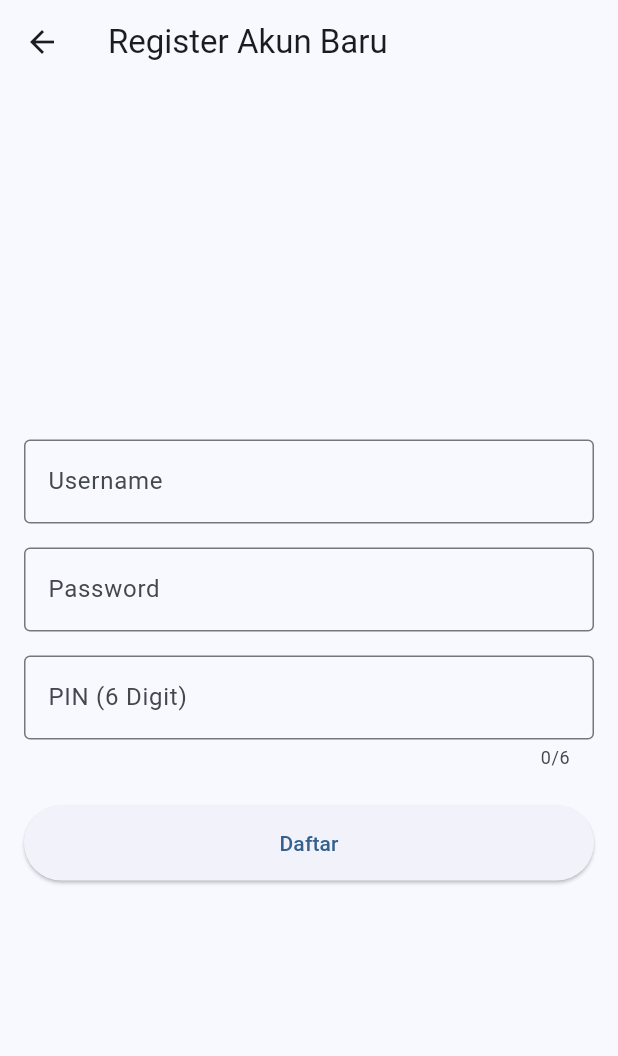
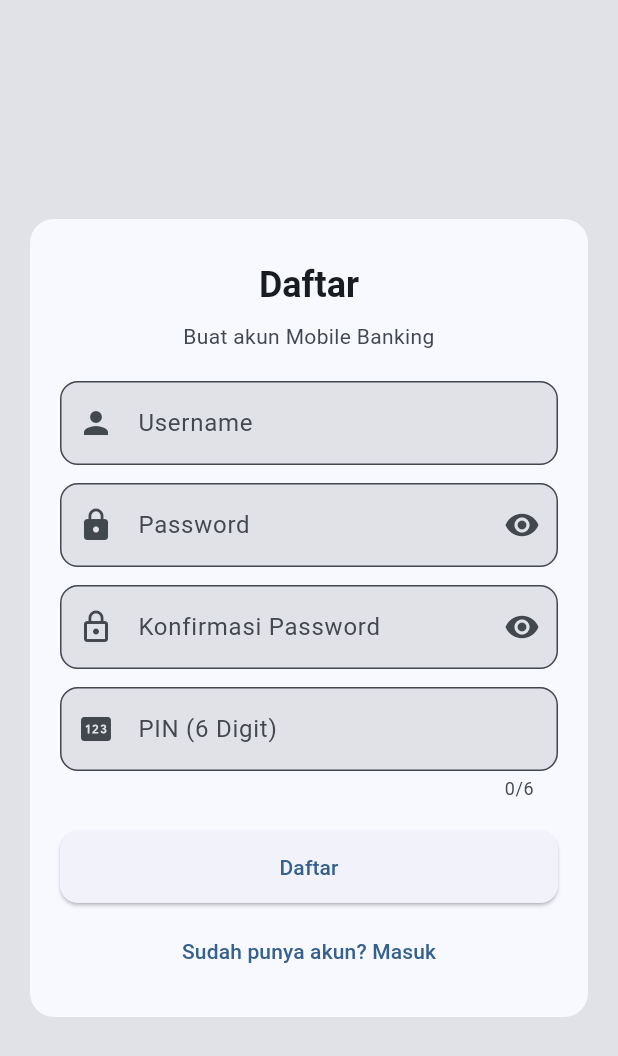
Before and after one commit to C240/mobile-programming-uts, a Flutter app: the screen it shows after launch, after a tap on "Login", after a tap on "Belum punya akun? Daftar di sini", on a phone screen of 412 x 824 dp. Shown: the top 1056 px of the screen. Run offline on Flutter 3.47's test engine with Material 3 defaults, Android fonts, the light colour scheme and no system bars; our stand-ins replace sqflite; accounts and stored records are empty.

Commit message:
Fix UI Login Register

```diff
--- a/lib/pages/login_page.dart
+++ b/lib/pages/login_page.dart
@@ -1,6 +1,9 @@
 import 'package:flutter/material.dart';
 import 'package:mobile_programming_uts/data/database_helper.dart';
 import 'package:mobile_programming_uts/models/user_model.dart';
+import 'package:mobile_programming_uts/widgets/auth_layout.dart';
+import 'package:mobile_programming_uts/widgets/auth_text_field.dart';
+import 'package:mobile_programming_uts/widgets/auth_primary_button.dart';
 
 class LoginPage extends StatefulWidget {
   const LoginPage({super.key});
@@ -38,24 +41,23 @@ class _LoginPageState extends State<LoginPage> {
   }
   @override
   Widget build(BuildContext context) {
+    final cs = Theme.of(context).colorScheme;
+    final borderRadius = BorderRadius.circular(12);
     return Scaffold(
-      appBar: AppBar(
-        title: const Text('Login Mobile Banking'),
-      ),
-      body: Padding(
-        padding: const EdgeInsets.all(16.0),
+      body: AuthLayout(
+        title: 'Masuk',
+        subtitle: 'Login Mobile Banking',
         child: Form(
           key: _formKey,
           child: Column(
-            mainAxisAlignment: MainAxisAlignment.center,
+            crossAxisAlignment: CrossAxisAlignment.stretch,
             children: [
-              TextFormField(
+              AuthTextField(
                 controller: _usernameController,
-                decoration: const InputDecoration(
-                  labelText: 'Username',
-                  border: OutlineInputBorder(),
-                  prefixIcon: Icon(Icons.person),
-                ),
+                label: 'Username',
+                icon: Icons.person,
+                textInputAction: TextInputAction.next,
+                autofillHints: const [AutofillHints.username],
                 validator: (value) {
                   if (value == null || value.isEmpty) {
                     return 'Username tidak boleh kosong';
@@ -63,15 +65,15 @@ class _LoginPageState extends State<LoginPage> {
                   return null;
                 },
               ),
-              const SizedBox(height: 16),
-              TextFormField(
+              const SizedBox(height: 12),
+              AuthTextField(
                 controller: _passwordController,
-                decoration: const InputDecoration(
-                  labelText: 'Password',
-                  border: OutlineInputBorder(),
-                  prefixIcon: Icon(Icons.lock),
-                ),
-                obscureText: true,
+                label: 'Password',
+                icon: Icons.lock,
+                obscure: true,
+                toggleObscure: true,
+                textInputAction: TextInputAction.done,
+                autofillHints: const [AutofillHints.password],
                 validator: (value) {
                   if (value == null || value.isEmpty) {
                     return 'Password tidak boleh kosong';
@@ -79,14 +81,9 @@ class _LoginPageState extends State<LoginPage> {
                   return null;
                 },
               ),
-              const SizedBox(height: 24),
-              ElevatedButton(
-                onPressed: _login,
-                style: ElevatedButton.styleFrom(
-                  minimumSize: const Size(double.infinity, 50),
-                ),
-                child: const Text('Login'),
-              ),
+              const SizedBox(height: 20),
+              AuthPrimaryButton(text: 'Login', onPressed: _login),
+              const SizedBox(height: 8),
               TextButton(
                 onPressed: () {
                   Navigator.pushNamed(context, '/register');
--- a/lib/pages/register_page.dart
+++ b/lib/pages/register_page.dart
@@ -1,5 +1,8 @@
 import 'package:flutter/material.dart';
 import 'package:mobile_programming_uts/data/database_helper.dart';
+import 'package:mobile_programming_uts/widgets/auth_layout.dart';
+import 'package:mobile_programming_uts/widgets/auth_text_field.dart';
+import 'package:mobile_programming_uts/widgets/auth_primary_button.dart';
 
 class RegisterPage extends StatefulWidget {
   const RegisterPage({super.key});
@@ -11,6 +14,7 @@ class RegisterPage extends StatefulWidget {
 class _RegisterPageState extends State<RegisterPage> {
   final _usernameController = TextEditingController();
   final _passwordController = TextEditingController();
+  final _confirmPasswordController = TextEditingController();
   final _pinController = TextEditingController();
   final _formKey = GlobalKey<FormState>();
 
@@ -40,23 +44,23 @@ class _RegisterPageState extends State<RegisterPage> {
 
   @override
   Widget build(BuildContext context) {
+    final cs = Theme.of(context).colorScheme;
+    final borderRadius = BorderRadius.circular(12);
     return Scaffold(
-      appBar: AppBar(
-        title: const Text('Register Akun Baru'),
-      ),
-      body: Padding(
-        padding: const EdgeInsets.all(16.0),
+      body: AuthLayout(
+        title: 'Daftar',
+        subtitle: 'Buat akun Mobile Banking',
         child: Form(
           key: _formKey,
           child: Column(
-            mainAxisAlignment: MainAxisAlignment.center,
+            crossAxisAlignment: CrossAxisAlignment.stretch,
             children: [
-              TextFormField(
+              AuthTextField(
                 controller: _usernameController,
-                decoration: const InputDecoration(
-                  labelText: 'Username',
-                  border: OutlineInputBorder(),
-                ),
+                label: 'Username',
+                icon: Icons.person,
+                textInputAction: TextInputAction.next,
+                autofillHints: const [AutofillHints.username],
                 validator: (value){
                   if(value == null || value.isEmpty){
                     return 'Username tidak boleh kosong';
@@ -64,14 +68,15 @@ class _RegisterPageState extends State<RegisterPage> {
                   return null;
                 },
               ),
-              const SizedBox(height: 16),
-              TextFormField(
+              const SizedBox(height: 12),
+              AuthTextField(
                 controller: _passwordController,
-                decoration: const InputDecoration(
-                  labelText: 'Password',
-                  border: OutlineInputBorder(),
-                ),
-                obscureText: true,
+                label: 'Password',
+                icon: Icons.lock,
+                obscure: true,
+                toggleObscure: true,
+                textInputAction: TextInputAction.next,
+                autofillHints: const [AutofillHints.newPassword],
                 validator: (value){
                   if(value == null || value.isEmpty){
                     return 'Password tidak boleh kosong';
@@ -79,15 +84,31 @@ class _RegisterPageState extends State<RegisterPage> {
                   return null;
                 },
               ),
-              const SizedBox(height: 16),
-              TextFormField(
+              const SizedBox(height: 12),
+              AuthTextField(
+                controller: _confirmPasswordController,
+                label: 'Konfirmasi Password',
+                icon: Icons.lock_outline,
+                obscure: true,
+                toggleObscure: true,
+                textInputAction: TextInputAction.next,
+                validator: (value){
+                  if(value == null || value.isEmpty){
+                    return 'Konfirmasi password tidak boleh kosong';
+                  }
+                  if(value != _passwordController.text){
+                    return 'Password tidak cocok';
+                  }
+                  return null;
+                },
+              ),
+              const SizedBox(height: 12),
+              AuthTextField(
                 controller: _pinController,
-                decoration: const InputDecoration(
-                  labelText: 'PIN (6 Digit)',
-                  border: OutlineInputBorder(),
-                ),
+                label: 'PIN (6 Digit)',
+                icon: Icons.pin,
                 keyboardType: TextInputType.number,
-                obscureText: true,
+                obscure: true,
                 maxLength: 6,
                 validator:(value) {
                   if(value == null || value.length < 6) {
@@ -96,13 +117,14 @@ class _RegisterPageState extends State<RegisterPage> {
                   return null;
                 },
               ),
-              const SizedBox(height: 24),
-              ElevatedButton(
-                onPressed: _register,
-                style: ElevatedButton.styleFrom(
-                  minimumSize: const Size(double.infinity, 50),
-                ),
-                child: const Text('Daftar'),
+              const SizedBox(height: 20),
+              AuthPrimaryButton(text: 'Daftar', onPressed: _register),
+              const SizedBox(height: 8),
+              TextButton(
+                onPressed: () {
+                  Navigator.pop(context);
+                },
+                child: const Text('Sudah punya akun? Masuk'),
               ),
             ],
           ),
--- /dev/null
+++ b/lib/widgets/auth_layout.dart
@@ -0,0 +1,74 @@
+import 'package:flutter/material.dart';
+
+class AuthLayout extends StatelessWidget {
+  final String title;
+  final String? subtitle;
+  final Widget child;
+
+  const AuthLayout({
+    super.key,
+    required this.title,
+    this.subtitle,
+    required this.child,
+  });
+
+  @override
+  Widget build(BuildContext context) {
+    final colorScheme = Theme.of(context).colorScheme;
+    return Container(
+      color: colorScheme.surfaceContainerHighest,
+      child: SafeArea(
+        child: LayoutBuilder(
+          builder: (context, constraints) {
+            return SingleChildScrollView(
+              padding: const EdgeInsets.symmetric(horizontal: 16),
+              child: ConstrainedBox(
+                constraints: BoxConstraints(minHeight: constraints.maxHeight),
+                child: Center(
+                  child: ConstrainedBox(
+                    constraints: const BoxConstraints(maxWidth: 440),
+                    child: Card(
+                      elevation: 0,
+                      color: colorScheme.surface,
+                      shape: RoundedRectangleBorder(
+                        borderRadius: BorderRadius.circular(16),
+                      ),
+                      child: Padding(
+                        padding: const EdgeInsets.all(20),
+                        child: Column(
+                          crossAxisAlignment: CrossAxisAlignment.stretch,
+                          children: [
+                            const SizedBox(height: 8),
+                            Text(
+                              title,
+                              style: Theme.of(context).textTheme.headlineSmall
+                                  ?.copyWith(fontWeight: FontWeight.w600),
+                              textAlign: TextAlign.center,
+                            ),
+                            if (subtitle != null) ...[
+                              const SizedBox(height: 8),
+                              Text(
+                                subtitle!,
+                                style: Theme.of(context).textTheme.bodyMedium
+                                    ?.copyWith(
+                                      color: colorScheme.onSurfaceVariant,
+                                    ),
+                                textAlign: TextAlign.center,
+                              ),
+                            ],
+                            const SizedBox(height: 20),
+                            child,
+                          ],
+                        ),
+                      ), // Padding
+                    ), // Card
+                  ), // ConstrainedBox (inner)
+                ), // Center
+              ), // ConstrainedBox (outer)
+            );
+          },
+        ),
+      ),
+    );
+  }
+}
--- /dev/null
+++ b/lib/widgets/auth_primary_button.dart
@@ -0,0 +1,25 @@
+import 'package:flutter/material.dart';
+
+class AuthPrimaryButton extends StatelessWidget {
+  final String text;
+  final VoidCallback? onPressed;
+
+  const AuthPrimaryButton({
+    super.key,
+    required this.text,
+    this.onPressed,
+  });
+
+  @override
+  Widget build(BuildContext context) {
+    final borderRadius = BorderRadius.circular(12);
+    return ElevatedButton(
+      onPressed: onPressed,
+      style: ElevatedButton.styleFrom(
+        minimumSize: const Size(double.infinity, 48),
+        shape: RoundedRectangleBorder(borderRadius: borderRadius),
+      ),
+      child: Text(text),
+    );
+  }
+}
--- /dev/null
+++ b/lib/widgets/auth_text_field.dart
@@ -0,0 +1,70 @@
+import 'package:flutter/material.dart';
+
+class AuthTextField extends StatefulWidget {
+  final TextEditingController controller;
+  final String label;
+  final IconData icon;
+  final bool obscure;
+  final bool toggleObscure;
+  final TextInputType? keyboardType;
+  final List<String>? autofillHints;
+  final int? maxLength;
+  final String? Function(String?)? validator;
+  final TextInputAction? textInputAction;
+
+  const AuthTextField({
+    super.key,
+    required this.controller,
+    required this.label,
+    required this.icon,
+    this.obscure = false,
+    this.toggleObscure = false,
+    this.keyboardType,
+    this.autofillHints,
+    this.maxLength,
+    this.validator,
+    this.textInputAction,
+  });
+
+  @override
+  State<AuthTextField> createState() => _AuthTextFieldState();
+}
+
+class _AuthTextFieldState extends State<AuthTextField> {
+  late bool _obscure;
+
+  @override
+  void initState() {
+    super.initState();
+    _obscure = widget.obscure;
+  }
+
+  @override
+  Widget build(BuildContext context) {
+    final cs = Theme.of(context).colorScheme;
+    final borderRadius = BorderRadius.circular(12);
+
+    return TextFormField(
+      controller: widget.controller,
+      keyboardType: widget.keyboardType,
+      obscureText: _obscure,
+      maxLength: widget.maxLength,
+      autofillHints: widget.autofillHints,
+      textInputAction: widget.textInputAction,
+      validator: widget.validator,
+      decoration: InputDecoration(
+        labelText: widget.label,
+        prefixIcon: Icon(widget.icon),
+        filled: true,
+        fillColor: cs.surfaceContainerHighest,
+        border: OutlineInputBorder(borderRadius: borderRadius),
+        suffixIcon: widget.toggleObscure
+            ? IconButton(
+                onPressed: () => setState(() => _obscure = !_obscure),
+                icon: Icon(_obscure ? Icons.visibility : Icons.visibility_off),
+              )
+            : null,
+      ),
+    );
+  }
+}
```
